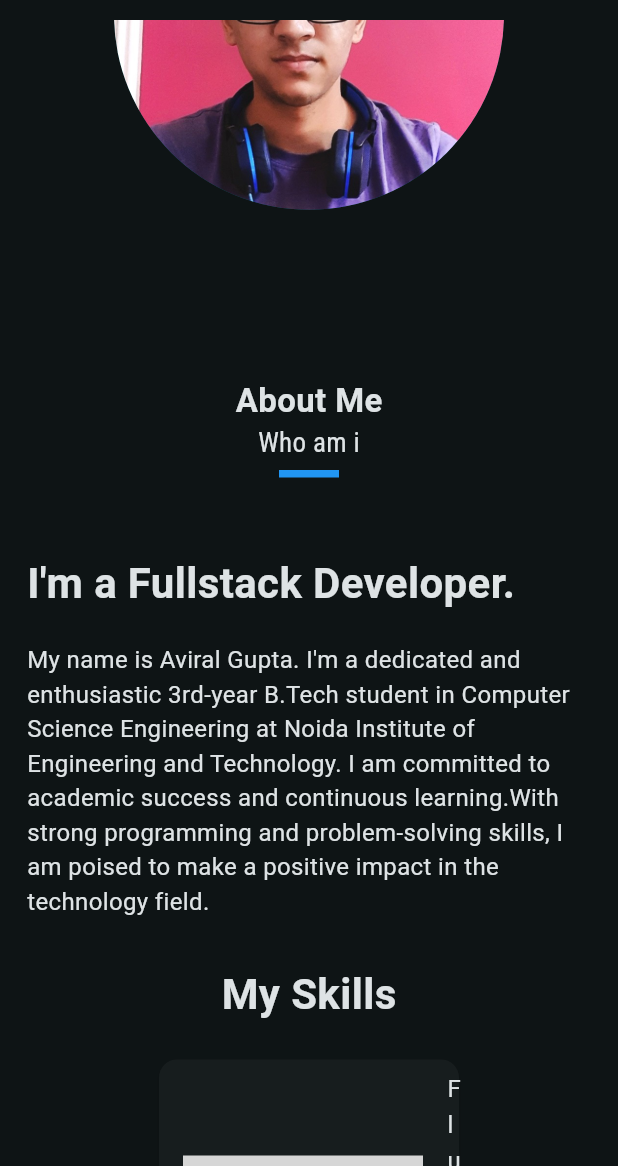
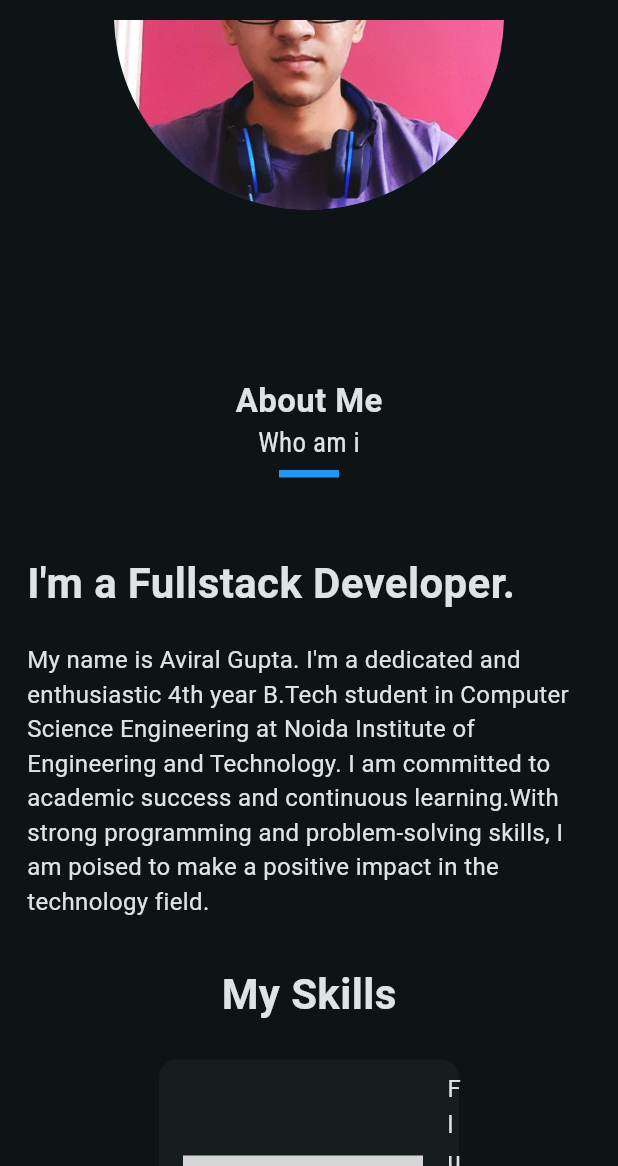
Before and after one commit to Aviral-Gupta101/Portfolio, a Flutter app: the screen it shows after launch, scrolled down 576 dp, on a phone screen of 412 x 824 dp, the part 70-1236 px from its top. Run offline on Flutter 3.47's test engine with Material 2 defaults, Android fonts, the phone set to English and light mode, and no system bars; our stand-ins replace animate_do, google_fonts, visibility_detector; missing offline and left inert: svg_icon; statements that could not run were skipped; grey boxes are pictures that could not be loaded.

Commit message:
Changed Btech Year

```diff
--- a/lib/global/about_me_content.dart
+++ b/lib/global/about_me_content.dart
@@ -48,7 +48,7 @@ class _AboutMeContentState extends State<AboutMeContent> {
           Container(
             constraints: const BoxConstraints(maxWidth: 400),
             child: Text(
-              "My name is Aviral Gupta. I'm a dedicated and enthusiastic 3rd-year B.Tech student in Computer Science Engineering at Noida Institute of Engineering and Technology. I am committed to academic success and continuous learning.With strong programming and problem-solving skills, I am poised to make a positive impact in the technology field.",
+              "My name is Aviral Gupta. I'm a dedicated and enthusiastic 4th year B.Tech student in Computer Science Engineering at Noida Institute of Engineering and Technology. I am committed to academic success and continuous learning.With strong programming and problem-solving skills, I am poised to make a positive impact in the technology field.",
               style: GoogleFonts.roboto().copyWith(fontSize: 16),
               maxLines: 40,
               overflow: TextOverflow.ellipsis,
```
